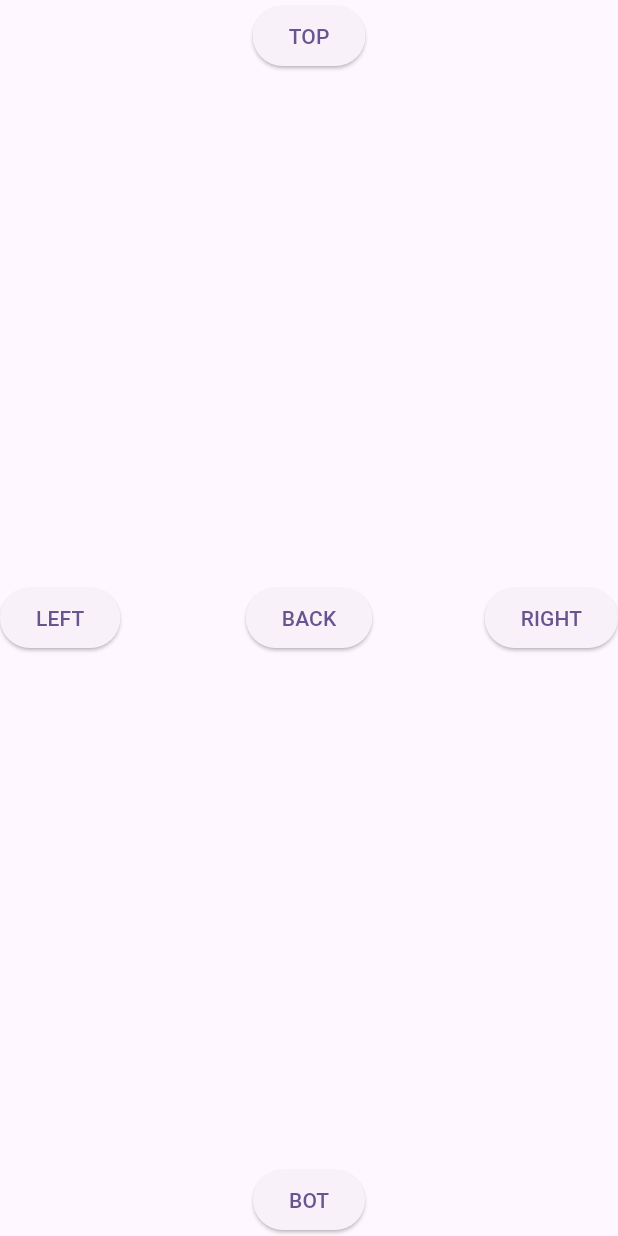
After one commit to ftwr42/where_is_it_frontend, a Flutter app: the TransitionExample screen opened by its route, after a tap on "BOT", on a phone screen of 412 x 824 dp. The commit adds this screen. Run offline on Flutter 3.47's test engine with Material 2 defaults, Android fonts, the phone set to English and light mode, and no system bars; our stand-ins replace hive; accounts and stored records are empty.

Commit message:
finished simple transition as seen in example

```diff
--- a/lib/drawer/drawer.dart
+++ b/lib/drawer/drawer.dart
@@ -33,6 +33,11 @@ class WiiDrawer extends StatefulWidget {
       'leading': Icon(Icons.add_circle_outline),
       'title': "Login View",
       'route': Routing.LOGINVIEW
+    },
+    {
+      'leading': Icon(Icons.add_circle_outline),
+      'title': "Example Transition",
+      'route': Routing.EXAMPLETRANSITION
     },
   ];
 
@@ -108,6 +113,7 @@ class _WiiDrawerState extends State<WiiDrawer> {
           drawerItem(widget.menuList[1]),
           drawerItem(widget.menuList[2]),
           drawerItem(widget.menuList[3]),
+          drawerItem(widget.menuList[4]),
           Divider(),
           drawerItem(widget.shopList[0]),
           drawerItem(widget.shopList[1]),
--- a/lib/navigation/routing.dart
+++ b/lib/navigation/routing.dart
@@ -4,6 +4,7 @@ import 'package:where_is_it/startview/start_view.dart';
 
 import '../elementviews/containerview/containerview.dart';
 import '../elementviews/itemview/itemview.dart';
+import 'transition/transition_example.dart';
 
 class Routing {
   static const String USERVIEW = "userview";
@@ -11,6 +12,12 @@ class Routing {
   static const String CONTAINERVIEW = "containerview";
   static const String STARTVIEW = "startview";
   static const String LOGINVIEW = "loginview";
+  static const String EXAMPLETRANSITION = "exampletransition";
+
+  static const String DIRECTION_TOP = "direction_top";
+  static const String DIRECTION_BOT = "direction_bot";
+  static const String DIRECTION_LEFT = "direction_left";
+  static const String DIRECTION_RIGHT = "direction_right";
 
   static Map<String, WidgetBuilder> routes(BuildContext context) {
     return <String, WidgetBuilder>{
@@ -18,6 +25,7 @@ class Routing {
       ITEMVIEW: (context) => const ItemView(),
       CONTAINERVIEW: (context) => const ContainerView(),
       LOGINVIEW: (context) => const LoginView(),
+      EXAMPLETRANSITION: (context) => const TransitionExample(),
       // SEARCH_FIELD: (context) => const SearchFieldView(),
       // FAB: (context) => const FabView(),
       // LOGIN: (context) => const LoginView(),
@@ -31,7 +39,124 @@ class Routing {
     };
   }
 
-  static getWidget(BuildContext context, String transitions) {
+  static PageRouteBuilder navigateTo(
+    BuildContext context,
+    String to,
+    String transitionType,
+  ) {
+    var transition;
+
+    switch (transitionType) {
+      case DIRECTION_TOP:
+        {
+          transition = (context, animation, secondaryAnimation, child) {
+            const begin = Offset(0.0, 1.0); //top
+            const end = Offset.zero;
+            const curve = Curves.ease;
+
+            final tween = Tween(begin: begin, end: end);
+            final curvedAnimation = CurvedAnimation(
+              parent: animation,
+              curve: curve,
+            );
+
+            return SlideTransition(
+              position: tween.animate(curvedAnimation),
+              child: child,
+            );
+          };
+        }
+        break;
+      case DIRECTION_BOT:
+        {
+          transition = (context, animation, secondaryAnimation, child) {
+            const begin = Offset(0.0, -1.0);
+            const end = Offset.zero;
+            const curve = Curves.ease;
+
+            final tween = Tween(begin: begin, end: end);
+            final curvedAnimation = CurvedAnimation(
+              parent: animation,
+              curve: curve,
+            );
+
+            return SlideTransition(
+              position: tween.animate(curvedAnimation),
+              child: child,
+            );
+          };
+        }
+        break;
+      case DIRECTION_LEFT:
+        {
+          transition = (context, animation, secondaryAnimation, child) {
+            const begin = Offset(1.0, 0.0);
+            const end = Offset.zero;
+            const curve = Curves.ease;
+
+            final tween = Tween(begin: begin, end: end);
+            final curvedAnimation = CurvedAnimation(
+              parent: animation,
+              curve: curve,
+            );
+
+            return SlideTransition(
+              position: tween.animate(curvedAnimation),
+              child: child,
+            );
+          };
+        }
+        break;
+      case DIRECTION_RIGHT:
+        {
+          transition = (context, animation, secondaryAnimation, child) {
+            const begin = Offset(-1.0, 0.0); //right
+            const end = Offset.zero;
+            const curve = Curves.ease;
+
+            final tween = Tween(begin: begin, end: end);
+            final curvedAnimation = CurvedAnimation(
+              parent: animation,
+              curve: curve,
+            );
+
+            return SlideTransition(
+              position: tween.animate(curvedAnimation),
+              child: child,
+            );
+          };
+        }
+        break;
+      default:
+        {
+          transition = (context, animation, secondaryAnimation, child) {
+            const begin = Offset(0.0, 1.0);
+            const end = Offset.zero;
+            const curve = Curves.ease;
+
+            final tween = Tween(begin: begin, end: end);
+            final curvedAnimation = CurvedAnimation(
+              parent: animation,
+              curve: curve,
+            );
+
+            return SlideTransition(
+              position: tween.animate(curvedAnimation),
+              child: child,
+            );
+          };
+        }
+        break;
+    }
+
+    return PageRouteBuilder(
+      pageBuilder: (context, animation, secondaryAnimation) =>
+          _getWidget(context, to),
+      transitionsBuilder: transition,
+    );
+  }
+
+  static _getWidget(BuildContext context, String transitions) {
     return routes(context)[transitions]!(context);
   }
 }
--- /dev/null
+++ b/lib/navigation/transition/transition_example.dart
@@ -0,0 +1,67 @@
+import 'package:flutter/material.dart';
+
+import '../routing.dart';
+
+class TransitionExample extends StatelessWidget {
+  const TransitionExample({super.key});
+
+  @override
+  Widget build(BuildContext context) {
+    return Scaffold(
+      body: Stack(
+        children: [
+          Align(
+            alignment: Alignment.topCenter,
+            child: ElevatedButton(
+                onPressed: () {
+                  var navigateTo = Routing.navigateTo(context,
+                      Routing.EXAMPLETRANSITION, Routing.DIRECTION_TOP);
+                  Navigator.of(context).push(navigateTo);
+                },
+                child: Text("TOP")),
+          ),
+          Align(
+            alignment: Alignment.bottomCenter,
+            child: ElevatedButton(
+                onPressed: () {
+                  var navigateTo = Routing.navigateTo(context,
+                      Routing.EXAMPLETRANSITION, Routing.DIRECTION_BOT);
+                  Navigator.of(context).push(navigateTo);
+                },
+                child: Text("BOT")),
+          ),
+          Align(
+            alignment: Alignment.centerLeft,
+            child: ElevatedButton(
+                onPressed: () {
+                  var navigateTo = Routing.navigateTo(context,
+                      Routing.EXAMPLETRANSITION, Routing.DIRECTION_LEFT);
+                  Navigator.of(context).push(navigateTo);
+                },
+                child: Text("LEFT")),
+          ),
+          Align(
+            alignment: Alignment.centerRight,
+            child: ElevatedButton(
+                onPressed: () {
+                  var navigateTo = Routing.navigateTo(context,
+                      Routing.EXAMPLETRANSITION, Routing.DIRECTION_RIGHT);
+                  Navigator.of(context).push(navigateTo);
+                },
+                child: Text("RIGHT")),
+          ),
+          Align(
+            alignment: Alignment.center,
+            child: ElevatedButton(
+                onPressed: () {
+                  var navigateTo = Routing.navigateTo(
+                      context, Routing.STARTVIEW, Routing.DIRECTION_LEFT);
+                  Navigator.of(context).push(navigateTo);
+                },
+                child: Text("BACK")),
+          ),
+        ],
+      ),
+    );
+  }
+}
```
Also changed, not shown: pubspec.lock.
